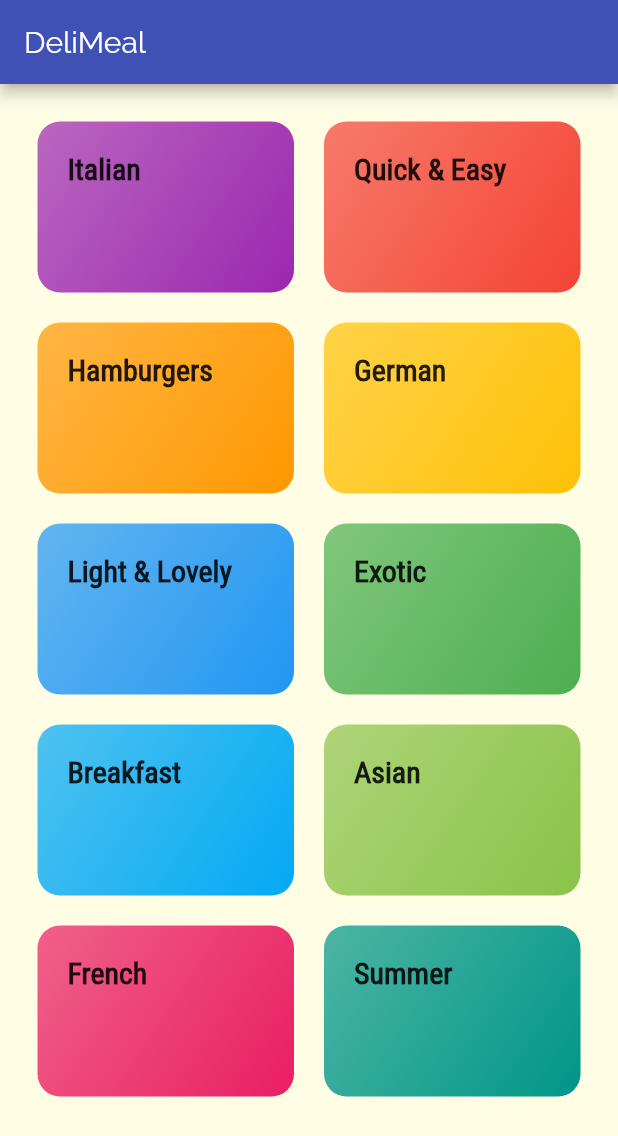
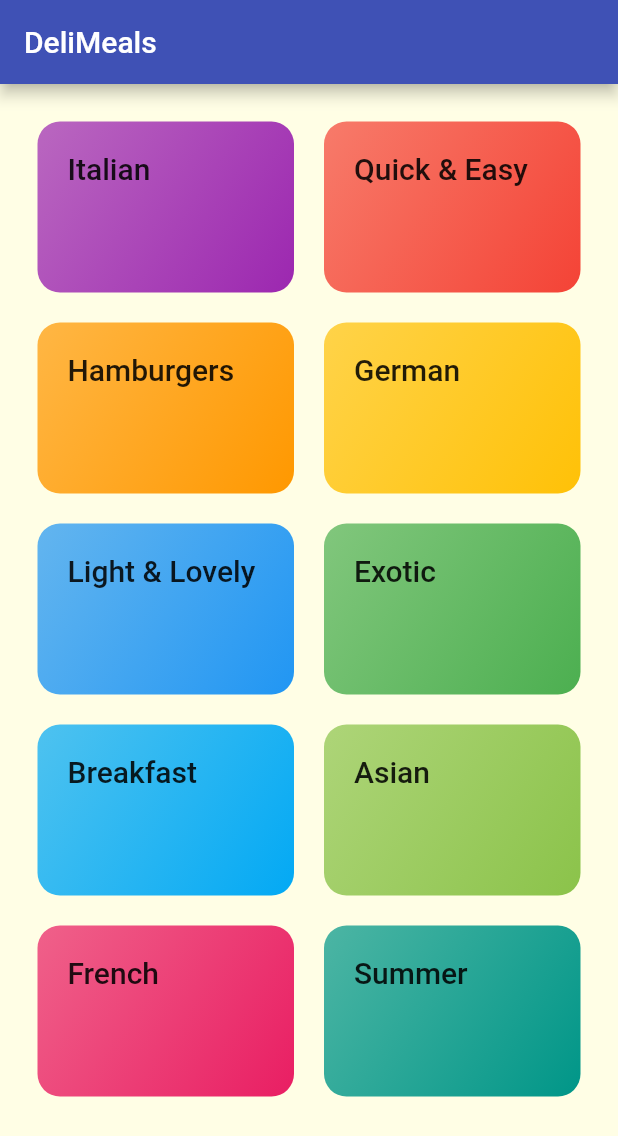
Before and after one commit to ellipe/Meals, a Flutter app: the screen it shows after launch, on a phone screen of 412 x 824 dp. Shown: the top 1136 px of the screen. Run offline on Flutter 3.47's test engine with Material 2 defaults, Android fonts, the phone set to English and light mode, and no system bars.

```diff
--- a/lib/main.dart
+++ b/lib/main.dart
@@ -10,7 +10,6 @@ class MyApp extends StatelessWidget {
   @override
   Widget build(BuildContext context) {
     return MaterialApp(
-      title: 'DeliMeals',
       theme: ThemeData(
         // This is the theme of your application.
         //
@@ -35,8 +34,7 @@ class MyApp extends StatelessWidget {
               headline6: TextStyle(
                 fontFamily: 'RobotoCondensed',
                 fontSize: 20,
-                fontWeight: FontWeight.bold
-              )
+              ),
             ),
         // This makes the visual density adapt to the platform that you run
         // the app on. For desktop platforms, the controls will be smaller and
--- a/lib/routes/categories_screen.dart
+++ b/lib/routes/categories_screen.dart
@@ -8,7 +8,7 @@ class CategoriesScreen extends StatelessWidget {
     return Scaffold(
       appBar: AppBar(
         title: const Text(
-          'DeliMeal',
+          'DeliMeals',
         ),
       ),
       body: GridView(
```
Also changed, not shown: pubspec.yaml (+17 -17 lines).
